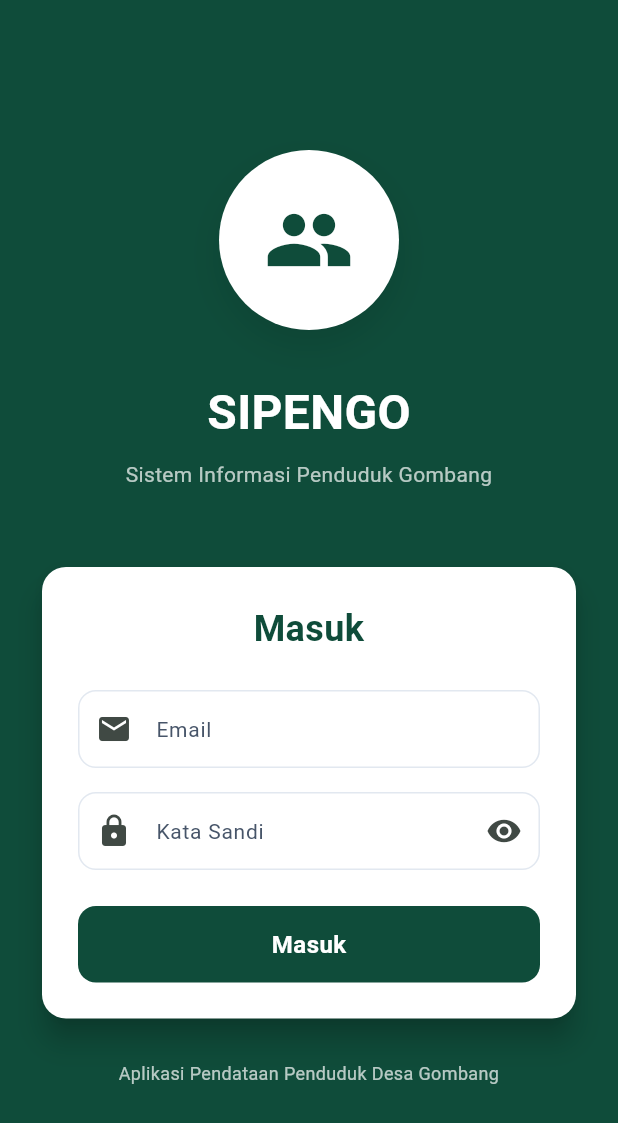
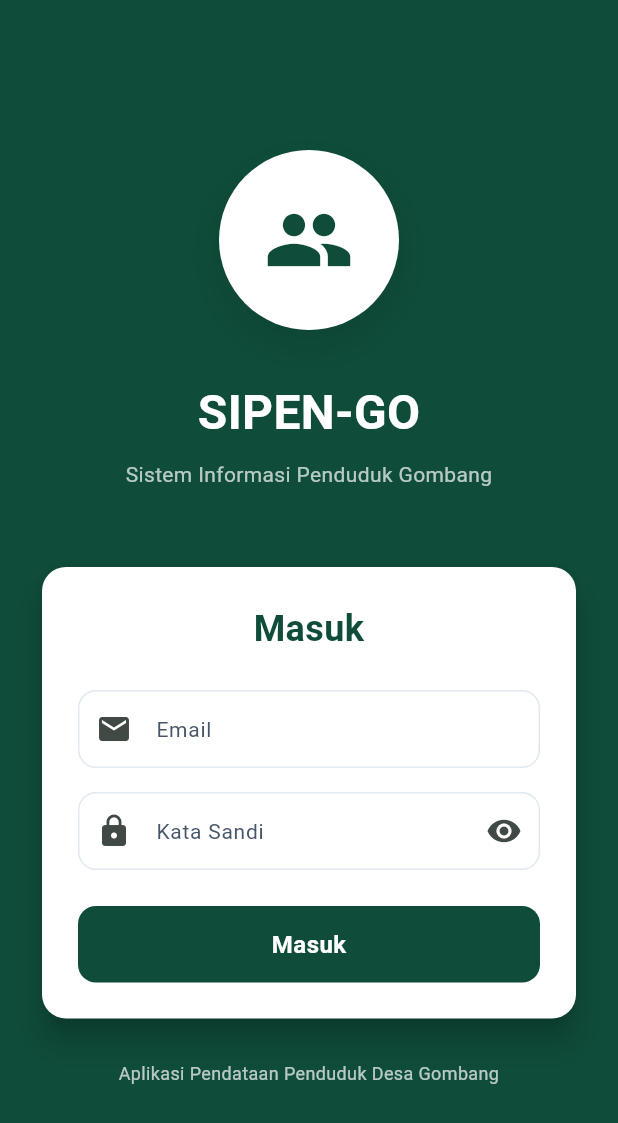
Before and after one commit to azcharia/sipengo, a Flutter app: the screen it shows after launch, on a phone screen of 412 x 824 dp. Shown: the top 1123 px of the screen. Run offline on Flutter 3.47's test engine with Material 3 defaults, Android fonts, the phone set to English and light mode, and no system bars; our stand-ins replace cached_network_image, flutter_image_compress, flutter_riverpod, hive_flutter, image_picker, pdf and 2 more; missing offline and left inert: excel; accounts and stored records are empty.

Commit message:
refactor: rename project from sipengo to sipen-go (sipen_go)

```diff
--- a/lib/core/constants/app_strings.dart
+++ b/lib/core/constants/app_strings.dart
@@ -1,6 +1,6 @@
 class AppStrings {
   // App Info
-  static const String appName = 'SIPENGO';
+  static const String appName = 'SIPEN-GO';
   static const String appFullName = 'Sistem Informasi Penduduk Gombang';
   static const String appDescription =
       'Aplikasi Pendataan Penduduk Desa Gombang';
--- a/lib/data/services/export_service.dart
+++ b/lib/data/services/export_service.dart
@@ -5,9 +5,9 @@ import 'package:pdf/widgets.dart' as pw;
 import 'package:path_provider/path_provider.dart';
 import 'package:share_plus/share_plus.dart';
 import 'package:intl/intl.dart';
-import 'package:sipengo/data/repositories/family_repository.dart';
-import 'package:sipengo/data/repositories/resident_repository.dart';
-import 'package:sipengo/data/models/resident_model.dart';
+import 'package:sipen_go/data/repositories/family_repository.dart';
+import 'package:sipen_go/data/repositories/resident_repository.dart';
+import 'package:sipen_go/data/models/resident_model.dart';
 
 class ExportService {
   final FamilyRepository _familyRepo;
@@ -102,7 +102,7 @@ class ExportService {
       // Save file
       final directory = await getApplicationDocumentsDirectory();
       final timestamp = DateFormat('yyyyMMdd_HHmmss').format(DateTime.now());
-      final filePath = '${directory.path}/SIPENGO_Data_$timestamp.xlsx';
+      final filePath = '${directory.path}/SIPEN-GO_Data_$timestamp.xlsx';
 
       final fileBytes = excel.save();
       if (fileBytes != null) {
@@ -112,7 +112,7 @@ class ExportService {
         // Share file
         await Share.shareXFiles(
           [XFile(filePath)],
-          subject: 'Data Penduduk SIPENGO',
+          subject: 'Data Penduduk SIPEN-GO',
           text: 'Export data penduduk Desa Gombang',
         );
       }
@@ -151,7 +151,7 @@ class ExportService {
                 mainAxisAlignment: pw.MainAxisAlignment.center,
                 children: [
                   pw.Text(
-                    'SIPENGO',
+                    'SIPEN-GO',
                     style: pw.TextStyle(
                       fontSize: 32,
                       fontWeight: pw.FontWeight.bold,
@@ -395,7 +395,7 @@ class ExportService {
       // Save file
       final directory = await getApplicationDocumentsDirectory();
       final timestamp = DateFormat('yyyyMMdd_HHmmss').format(DateTime.now());
-      final filePath = '${directory.path}/SIPENGO_Laporan_$timestamp.pdf';
+      final filePath = '${directory.path}/SIPEN-GO_Laporan_$timestamp.pdf';
 
       final file = File(filePath);
       await file.writeAsBytes(await pdf.save());
@@ -403,7 +403,7 @@ class ExportService {
       // Share file
       await Share.shareXFiles(
         [XFile(filePath)],
-        subject: 'Laporan Penduduk SIPENGO',
+        subject: 'Laporan Penduduk SIPEN-GO',
         text: 'Laporan data penduduk Desa Gombang',
       );
     } catch (e) {
--- a/lib/data/services/local_db_service.dart
+++ b/lib/data/services/local_db_service.dart
@@ -4,9 +4,9 @@ import '../models/family_model.dart';
 import '../models/resident_model.dart';
 
 class LocalDbService {
-  static const String _familiesBoxName = 'sipengo_families_box';
-  static const String _residentsBoxName = 'sipengo_residents_box';
-  static const String _pendingSyncBoxName = 'sipengo_pending_sync_box';
+  static const String _familiesBoxName = 'sipen_go_families_box';
+  static const String _residentsBoxName = 'sipen_go_residents_box';
+  static const String _pendingSyncBoxName = 'sipen_go_pending_sync_box';
 
   static late Box<String> _familiesBox;
   static late Box<String> _residentsBox;
--- a/lib/presentation/screens/home/widgets/statistics_dashboard.dart
+++ b/lib/presentation/screens/home/widgets/statistics_dashboard.dart
@@ -77,7 +77,7 @@ class StatisticsDashboard extends ConsumerWidget {
                   crossAxisAlignment: CrossAxisAlignment.start,
                   children: [
                     Text(
-                      'SIPENGO',
+                      'SIPEN-GO',
                       style: TextStyle(
                         color: Colors.white,
                         fontSize: 26,
--- a/lib/presentation/screens/splash/splash_screen.dart
+++ b/lib/presentation/screens/splash/splash_screen.dart
@@ -61,7 +61,7 @@ class _SplashScreenState extends State<SplashScreen> {
                       ),
                       const SizedBox(height: 20),
                       const Text(
-                        'SIPENGO',
+                        'SIPEN-GO',
                         style: TextStyle(
                           color: Colors.white,
                           fontSize: 32,
--- a/pubspec.yaml
+++ b/pubspec.yaml
@@ -1,4 +1,4 @@
-name: sipengo
+name: sipen_go
 description: "A new Flutter project."
 # The following line prevents the package from being accidentally published to
 # pub.dev using `flutter pub publish`. This is preferred for private packages.
```
Also changed, not shown: 14 other files.
